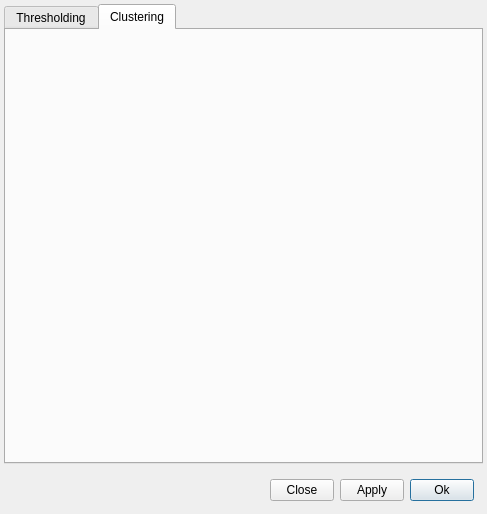
pyushkevich/itksnap, file GUI/Qt/Windows/SpeedImageDialog.ui: the form before one commit.
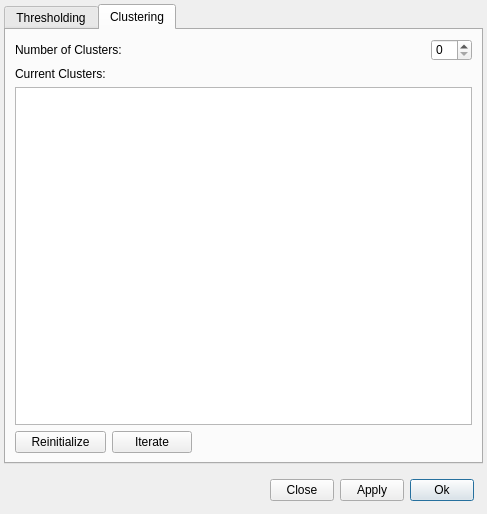
The form after the commit. The open tabs and pages were chosen to show the change. Custom widgets are drawn as their Qt base class.

Commit message: Initially connected Yang's code to the Cluster dialog box

What changed in the file:
```diff
--- a/GUI/Qt/Windows/SpeedImageDialog.ui
+++ b/GUI/Qt/Windows/SpeedImageDialog.ui
@@ -306,6 +306,62 @@
           <attribute name="title">
            <string>Clustering</string>
           </attribute>
+          <layout class="QGridLayout" name="gridLayout_2">
+           <item row="3" column="3">
+            <spacer name="horizontalSpacer_2">
+             <property name="orientation">
+              <enum>Qt::Horizontal</enum>
+             </property>
+             <property name="sizeHint" stdset="0">
+              <size>
+               <width>40</width>
+               <height>20</height>
+              </size>
+             </property>
+            </spacer>
+           </item>
+           <item row="0" column="0" colspan="2">
+            <widget class="QLabel" name="label_10">
+             <property name="text">
+              <string>Number of Clusters:</string>
+             </property>
+            </widget>
+           </item>
+           <item row="3" column="1" colspan="2">
+            <widget class="QPushButton" name="btnIterate">
+             <property name="text">
+              <string>Iterate</string>
+             </property>
+            </widget>
+           </item>
+           <item row="1" column="0">
+            <widget class="QLabel" name="label_11">
+             <property name="text">
+              <string>Current Clusters:</string>
+             </property>
+            </widget>
+           </item>
+           <item row="2" column="0" colspan="4">
+            <widget class="QTableView" name="tblClusters"/>
+           </item>
+           <item row="3" column="0">
+            <widget class="QPushButton" name="btnReinitialize">
+             <property name="text">
+              <string>Reinitialize</string>
+             </property>
+            </widget>
+           </item>
+           <item row="0" column="3" alignment="Qt::AlignRight">
+            <widget class="QSpinBox" name="inNumClusters">
+             <property name="maximumSize">
+              <size>
+               <width>128</width>
+               <height>16777215</height>
+              </size>
+             </property>
+            </widget>
+           </item>
+          </layout>
          </widget>
         </widget>
        </item>
```
Left out of the diff: 2 changed lines with no effect on the pictures. The commit also changes 13 other files.
